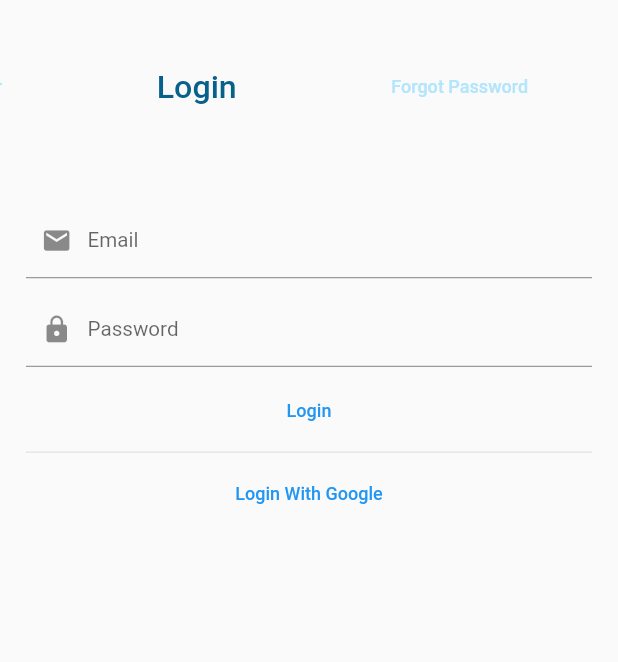
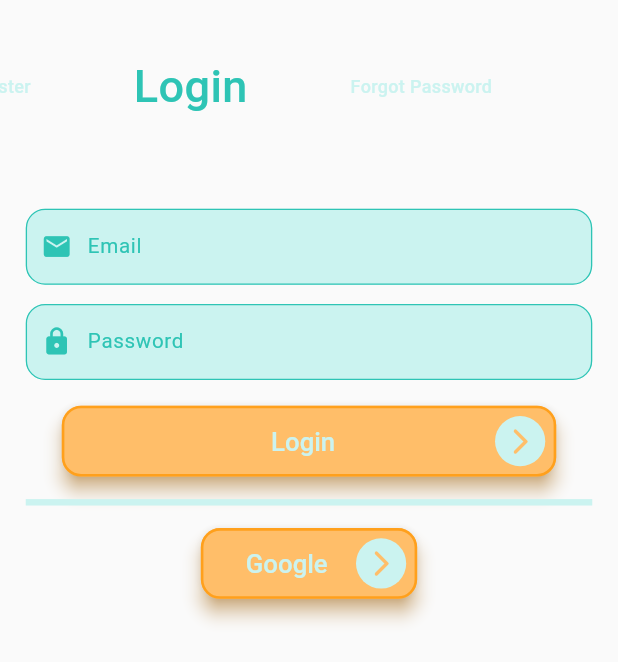
Before and after one commit to alper50/TimeAndNoteTracker, a Flutter app: the AuthenticationView screen opened by its route, tab 2 chosen, on a phone screen of 412 x 824 dp. Shown: the top 662 px of the screen. Run offline on Flutter 3.47's test engine with Material 2 defaults, Android fonts, the phone set to English and light mode, and no system bars; our stand-ins replace auto_route, bloc, concentric_transition, dartz, firebase_auth, firebase_core and 7 more; accounts and stored records are empty.

Commit message:
auth ui implemented

```diff
--- a/lib/presentation/auth/forgot_pass_view.dart
+++ b/lib/presentation/auth/forgot_pass_view.dart
@@ -2,6 +2,9 @@ import 'package:flutter/material.dart';
 import 'package:flutter_bloc/flutter_bloc.dart';
 import 'package:timenotetracker/application/auth/forgotPasswordBloc/forgot_password_bloc.dart';
 import 'package:timenotetracker/injection.dart';
+import 'package:timenotetracker/presentation/auth/widgets/my_auth_button.dart';
+import 'package:timenotetracker/presentation/auth/widgets/my_textformfield.dart';
+import 'package:timenotetracker/presentation/core/constants/padding_constants.dart';
 import 'package:timenotetracker/presentation/core/coreWidgets/my_snackbar.dart';
 
 class ForgotPasswordView extends StatelessWidget {
@@ -47,27 +50,30 @@ class ForgotPasswordView extends StatelessWidget {
         );
       }, builder: (context, state) {
         return Scaffold(
-          body: Form(
+          body: SingleChildScrollView(
+            padding: CustomPaddingAll.normal(),
+            child: Form(
               autovalidateMode: state.showErrorMessage
                   ? AutovalidateMode.always
                   : AutovalidateMode.disabled,
               child: Column(
                 children: [
-                TextFormField(
+                  const SizedBox(height: 5),
+                  MyTextFormField(
+                    labelText: 'Email',
                     focusNode: emailFocus,
-                  textInputAction: TextInputAction.next,
-                  decoration: const InputDecoration(
-                    prefixIcon: Icon(Icons.email),
-                    labelText: 'Email',
-                  ),
-                  autocorrect: false,
-                  onChanged: (value) => context.read<ForgotPasswordBloc>().add(
+                    onChanged: (value) =>
+                        context.read<ForgotPasswordBloc>().add(
                               ForgotPasswordEvent.emailChanged(
                                 value,
                               ),
                             ),
-                  validator: (_) =>
-                      context.read<ForgotPasswordBloc>().state.email.value.fold(
+                    validator: (_) => context
+                        .read<ForgotPasswordBloc>()
+                        .state
+                        .email
+                        .value
+                        .fold(
                           (f) => f.maybeMap(
                             invalidEmail: (_) => 'Invalid Email',
                             orElse: () => null,
@@ -76,16 +82,18 @@ class ForgotPasswordView extends StatelessWidget {
                         ),
                   ),
                   const SizedBox(height: 10),
-                TextButton(
-                  onPressed: () {
-                    emailFocus.unfocus();
+                  MyAuthButton(
+                    title: 'Send Reset Link',
+                    isSubmitting: state.isSubmitting,
+                    onpressed: () {
+                      if (emailFocus.hasPrimaryFocus) emailFocus.unfocus();
                       context
                           .read<ForgotPasswordBloc>()
                           .add(ForgotPasswordEvent.sendResetLink());
                     },
-                  child: Text('Send Reset Link'),
                   )
                 ],
+              ),
             ),
           ),
         );
--- a/lib/presentation/auth/login_view.dart
+++ b/lib/presentation/auth/login_view.dart
@@ -4,6 +4,9 @@ import 'package:flutter_bloc/flutter_bloc.dart';
 import 'package:timenotetracker/application/auth/authBloc/auth_bloc.dart';
 import 'package:timenotetracker/application/auth/registerAndLoginBloc/register_and_login_bloc.dart';
 import 'package:timenotetracker/presentation/auth/widgets/my_auth_button.dart';
+import 'package:timenotetracker/presentation/auth/widgets/my_textformfield.dart';
+import 'package:timenotetracker/presentation/core/constants/color_constants.dart';
+import 'package:timenotetracker/presentation/core/constants/padding_constants.dart';
 import 'package:timenotetracker/presentation/core/coreWidgets/my_snackbar.dart';
 
 class LoginView extends StatelessWidget {
@@ -42,19 +45,16 @@ class LoginView extends StatelessWidget {
       builder: (context, state) {
         return Scaffold(
           body: SingleChildScrollView(
+            padding: CustomPaddingAll.normal(),
             child: Form(
               autovalidateMode: state.showErrorMessage
                   ? AutovalidateMode.always
                   : AutovalidateMode.disabled,
               child: Column(
                 children: [
-                  TextFormField(
-                    textInputAction: TextInputAction.next,
-                    decoration: const InputDecoration(
-                      prefixIcon: Icon(Icons.email),
+                  const SizedBox(height: 5),
+                  MyTextFormField(
                     labelText: 'Email',
-                    ),
-                    autocorrect: false,
                     onChanged: (value) =>
                         context.read<RegisterAndLoginBloc>().add(
                               RegisterAndLoginEvent.emailChanged(
@@ -74,15 +74,10 @@ class LoginView extends StatelessWidget {
                           (_) => null,
                         ),
                   ),
-                  const SizedBox(height: 10),
-                  TextFormField(
+                  const SizedBox(height: 15),
+                  MyTextFormField(
+                      obscureText: true,
                       focusNode: passFocus,
-                    decoration: const InputDecoration(
-                      prefixIcon: Icon(Icons.lock),
-                      labelText: 'Password',
-                    ),
-                    autocorrect: false,
-                    obscureText: true,
                       onChanged: (value) => context
                           .read<RegisterAndLoginBloc>()
                           .add(RegisterAndLoginEvent.passwordChanged(value)),
@@ -98,24 +93,31 @@ class LoginView extends StatelessWidget {
                             ),
                             (_) => null,
                           ),
-                  ),
-                  const SizedBox(height: 10),
+                      labelText: 'Password'),
+                  const SizedBox(height: 20),
                   MyAuthButton(
-                    state: state,
+                    isSubmitting: state.isSubmittingLogin,
                     title: 'Login',
                     onpressed: () {
-                      passFocus.unfocus();
+                      if (passFocus.hasFocus) passFocus.unfocus();
                       context.read<RegisterAndLoginBloc>().add(
                           RegisterAndLoginEvent.loginWithEmailAndPassword());
                     },
                   ),
-                  Divider(),
-                  TextButton(
-                    onPressed: () {
-                      context.read<RegisterAndLoginBloc>()
+                  Divider(
+                      color: MyColors.lightPrimaryColor,
+                      thickness: 5,
+                      height: 40),
+                  MyAuthButton(
+                    width: MediaQuery.of(context).size.width * 0.35,
+                    title: 'Google',
+                    isSubmitting: state.isSubmittingGoogle,
+                    onpressed: () {
+                      if (passFocus.hasPrimaryFocus) passFocus.unfocus();
+                      context
+                          .read<RegisterAndLoginBloc>()
                           .add(RegisterAndLoginEvent.loginWithGoogle());
                     },
-                    child: Text('Login With Google'),
                   ),
                 ],
               ),
--- a/lib/presentation/auth/register_view.dart
+++ b/lib/presentation/auth/register_view.dart
@@ -4,6 +4,8 @@ import 'package:flutter_bloc/flutter_bloc.dart';
 import 'package:timenotetracker/application/auth/authBloc/auth_bloc.dart';
 import 'package:timenotetracker/application/auth/registerAndLoginBloc/register_and_login_bloc.dart';
 import 'package:timenotetracker/presentation/auth/widgets/my_auth_button.dart';
+import 'package:timenotetracker/presentation/auth/widgets/my_textformfield.dart';
+import 'package:timenotetracker/presentation/core/constants/padding_constants.dart';
 import 'package:timenotetracker/presentation/core/coreWidgets/my_snackbar.dart';
 
 class RegisterView extends StatelessWidget {
@@ -38,22 +40,19 @@ class RegisterView extends StatelessWidget {
           ),
         );
       },
-     builder: (context, state) {
+      builder: (context, state) {
         return Scaffold(
           body: SingleChildScrollView(
+            padding: CustomPaddingAll.normal(),
             child: Form(
               autovalidateMode: state.showErrorMessage
                   ? AutovalidateMode.always
                   : AutovalidateMode.disabled,
               child: Column(
                 children: [
-                  TextFormField(
-                    textInputAction: TextInputAction.next,
-                    decoration: const InputDecoration(
-                      prefixIcon: Icon(Icons.email),
-                      labelText: 'Email',
-                    ),
-                    autocorrect: false,
+                  const SizedBox(height: 5),
+                  MyTextFormField(
+                    labelText: 'Email',
                     onChanged: (value) =>
                         context.read<RegisterAndLoginBloc>().add(
                               RegisterAndLoginEvent.emailChanged(
@@ -73,14 +72,10 @@ class RegisterView extends StatelessWidget {
                           (_) => null,
                         ),
                   ),
-                  const SizedBox(height: 10),
-                  TextFormField(
+                  const SizedBox(height: 15),
+                  MyTextFormField(
+                    labelText: 'Password',
                     focusNode: passFocus,
-                    decoration: const InputDecoration(
-                      prefixIcon: Icon(Icons.lock),
-                      labelText: 'Password',
-                    ),
-                    autocorrect: false,
                     obscureText: true,
                     onChanged: (value) => context
                         .read<RegisterAndLoginBloc>()
@@ -98,12 +93,12 @@ class RegisterView extends StatelessWidget {
                           (_) => null,
                         ),
                   ),
-                  const SizedBox(height: 10),
+                  const SizedBox(height: 20),
                   MyAuthButton(
-                    state: state,
+                    isSubmitting: state.isSubmittingRegister,
                     title: 'Register',
                     onpressed: () {
-                      passFocus.unfocus();
+                      if(passFocus.hasPrimaryFocus)passFocus.unfocus();
                       context.read<RegisterAndLoginBloc>().add(
                           RegisterAndLoginEvent.registerWithEmailAndPassword());
                     },
--- a/lib/presentation/auth/widgets/my_auth_button.dart
+++ b/lib/presentation/auth/widgets/my_auth_button.dart
@@ -1,27 +1,55 @@
 import 'package:flutter/material.dart';
-import 'package:timenotetracker/application/auth/registerAndLoginBloc/register_and_login_bloc.dart';
+import 'package:timenotetracker/presentation/auth/widgets/my_text_button.dart';
+import 'package:timenotetracker/presentation/core/constants/color_constants.dart';
+import 'package:timenotetracker/presentation/core/constants/text_styles_constants.dart';
+import 'package:timenotetracker/presentation/core/coreWidgets/my_circular_progress.dart';
 
 class MyAuthButton extends StatelessWidget {
-  final RegisterAndLoginState state;
+  final bool isSubmitting;
   final String title;
   final VoidCallback onpressed;
+  final double? width;
   const MyAuthButton({
     Key? key,
-    required this.state,
+    required this.isSubmitting,
     required this.title,
     required this.onpressed,
+    this.width,
   }) : super(key: key);
 
   @override
   Widget build(BuildContext context) {
-    return state.isSubmittingLogin
-        ? TextButton(
-            child: CircularProgressIndicator(),
-            onPressed: null,
-          )
-        : TextButton(
-            child: Text(title),
-            onPressed: onpressed,
-          );
+    double widthSize = MediaQuery.of(context).size.width;
+    return SizedBox(
+      width: width ?? widthSize * 0.8,
+      height: 55,
+      child: isSubmitting
+          ? Center(child: MyCircularProgressIndicator())
+          : MyTextButton(
+              onPressed: onpressed,
+              child: Row(
+                children: [
+                  Spacer(flex: 5),
+                  Center(
+                    child: Text(
+                      title,
+                      style: MyTextStyles.headline3.copyWith(
+                        color: MyColors.lightPrimaryColor,
+                      ),
+                    ),
+                  ),
+                  Spacer(flex: 4),
+                  CircleAvatar(
+                    radius: 20,
+                    backgroundColor: MyColors.lightPrimaryColor,
+                    child: Icon(
+                      Icons.arrow_forward_ios_rounded,
+                      color: MyColors.lightSecondaryColor,
+                    ),
+                  ),
+                ],
+              ),
+            ),
+    );
   }
 }
--- a/lib/presentation/auth/widgets/my_tabbars.dart
+++ b/lib/presentation/auth/widgets/my_tabbars.dart
@@ -1,6 +1,7 @@
   import 'package:flutter/material.dart';
 import 'package:timenotetracker/presentation/core/constants/color_constants.dart';
 import 'package:timenotetracker/presentation/core/constants/padding_constants.dart';
+import 'package:timenotetracker/presentation/core/constants/text_styles_constants.dart';
 
 Expanded buildTabbar() {
     return Expanded(
@@ -9,12 +10,12 @@ Expanded buildTabbar() {
         enableFeedback: false,
         padding: CustomPaddingAll.normal(),
         unselectedLabelStyle: TextStyle(color: MyColors.lightSecondaryColor),
-        labelPadding: EdgeInsets.only(right: 120),
+        labelPadding: EdgeInsets.only(right: 80),
         indicatorColor: Colors.transparent,
-        labelColor: Color.fromARGB(255, 7, 97, 139),
-        unselectedLabelColor: Colors.lightBlue[100],
+        labelColor: MyColors.primaryColor,
+        unselectedLabelColor: MyColors.lightPrimaryColor,
         isScrollable: true,
-        labelStyle: TextStyle(fontSize: 25),
+        labelStyle: MyTextStyles.headline1,
         tabs: [
           Tab(text: 'Register'),
           Tab(text: 'Login'),
@@ -27,11 +28,8 @@ Expanded buildTabbar() {
   Expanded buildTabbarView({required List<Widget> tabbarViews}) {
     return Expanded(
       flex: 6,
-      child: Padding(
-        padding: CustomPaddingAll.normal(),
-        child: TabBarView(
-          children: tabbarViews,
-        ),
+      child: TabBarView(
+        children: tabbarViews,
       ),
     );
   }
--- /dev/null
+++ b/lib/presentation/auth/widgets/my_text_button.dart
@@ -0,0 +1,22 @@
+import 'package:flutter/material.dart';
+import 'package:timenotetracker/presentation/core/constants/color_constants.dart';
+
+class MyTextButton extends TextButton {
+  MyTextButton({required VoidCallback? onPressed, required Widget child})
+      : super(
+          onPressed: onPressed,
+          child: child,
+          style: TextButton.styleFrom(
+            elevation: 5,
+            shadowColor: MyColors.secondaryColor,
+            shape: RoundedRectangleBorder(
+              borderRadius: BorderRadius.circular(15),
+              side: BorderSide(
+                color: MyColors.secondaryColor,
+                width: 2,
+              ),
+            ),
+            backgroundColor: MyColors.lightSecondaryColor,
+          ),
+        );
+}
--- a/lib/presentation/auth/widgets/my_textformfield.dart
+++ b/lib/presentation/auth/widgets/my_textformfield.dart
@@ -1,21 +1,58 @@
-// import 'package:flutter/material.dart';
+import 'package:flutter/material.dart';
+import 'package:timenotetracker/presentation/core/constants/color_constants.dart';
+import 'package:timenotetracker/presentation/core/constants/text_styles_constants.dart';
 
-// class MyTextFormField extends StatelessWidget {
-//   final String? Function(String?)? validatorr;
-//   final void Function(String)? onchanged;
-//   final String title;
-//   MyTextFormField({required this.title, required this.onchanged, required this.validatorr});
-
-//   @override
-//   Widget build(BuildContext context) {
-//     return TextFormField(
-//       decoration: const InputDecoration(
-//               prefixIcon: Icon(Icons.email),
-//               labelText: title,
-//             ),
-//             autocorrect: false,
-//             onChanged: onchanged,
-//             validator: validatorr,
-//     );
-//   }
-// }
+class MyTextFormField extends TextFormField {
+  MyTextFormField({
+    required void Function(String)? onChanged,
+    required String? Function(String?)? validator,
+    required String? labelText,
+    bool? obscureText=false,
+    FocusNode? focusNode,
+  }) : super(
+          textInputAction: TextInputAction.next,
+          onChanged: onChanged,
+          validator: validator,
+          obscureText: obscureText!,
+          focusNode: focusNode,
+          autocorrect: false,
+          decoration: InputDecoration(
+            labelStyle:
+                MyTextStyles.bodyLarge.copyWith(color: MyColors.primaryColor),
+            focusedBorder: OutlineInputBorder(
+              borderRadius: BorderRadius.circular(15),
+              borderSide: BorderSide(
+                color: MyColors.primaryColor,
+                width: 2,
+              ),
+            ),
+            enabledBorder: OutlineInputBorder(
+              borderRadius: BorderRadius.circular(15),
+              borderSide: BorderSide(
+                color: MyColors.primaryColor,
+                width: 1,
+              ),
+            ),
+            filled: true,
+            fillColor: MyColors.lightPrimaryColor,
+            errorBorder: OutlineInputBorder(
+              borderRadius: BorderRadius.circular(15),
+              borderSide: BorderSide(
+                color: MyColors.errorColor,
+                width: 2,
+              ),
+            ),
+            prefixIcon: obscureText
+                ? Icon(Icons.lock, color: MyColors.primaryColor)
+                : Icon(Icons.email, color: MyColors.primaryColor),
+            labelText: labelText,
+            border: OutlineInputBorder(
+              borderRadius: BorderRadius.circular(15),
+              borderSide: BorderSide(
+                color: MyColors.lightPrimaryColor,
+                width: 2,
+              ),
+            ),
+          ),
+        );
+}
--- /dev/null
+++ b/lib/presentation/core/constants/text_styles_constants.dart
@@ -0,0 +1,54 @@
+import 'package:flutter/painting.dart';
+
+class MyTextStyles {
+  MyTextStyles._();
+  static TextStyle headline1 = TextStyle(
+    fontSize: 35,
+    letterSpacing: 0.25,
+  );
+  static TextStyle headline1Bold = TextStyle(
+    fontSize: 35,
+    letterSpacing: 0.25,
+    fontWeight: FontWeight.bold,
+  );
+  static TextStyle headline2 = TextStyle(
+    fontSize: 24,
+  );
+  static TextStyle headline2Bold = TextStyle(
+    fontSize: 24,
+    fontWeight: FontWeight.bold,
+  );
+  static TextStyle headline3 = TextStyle(
+    fontSize: 20,
+  );
+  static TextStyle headline3Bold = TextStyle(
+    fontSize: 20,
+    fontWeight: FontWeight.bold,
+  );
+  static TextStyle bodyLarge = TextStyle(
+    fontSize: 16,
+    letterSpacing: 0.5,
+  );
+  static TextStyle bodyLargeBold = TextStyle(
+    fontSize: 16,
+    letterSpacing: 0.5,
+    fontWeight: FontWeight.bold,
+  );
+  static TextStyle bodySmall = TextStyle(
+    fontSize: 14,
+    letterSpacing: 0.15,
+  );
+  static TextStyle bodySmallBold = TextStyle(
+    fontSize: 14,
+    letterSpacing: 0.25,
+    fontWeight: FontWeight.bold,
+  );
+  static TextStyle caption = TextStyle(
+    fontSize: 12,
+    letterSpacing: 0.4,
+  );
+  static TextStyle button = TextStyle(
+    fontSize: 14,
+    letterSpacing: 1.25,
+  );
+}
--- /dev/null
+++ b/lib/presentation/core/coreWidgets/my_circular_progress.dart
@@ -0,0 +1,6 @@
+import 'package:flutter/material.dart';
+import 'package:timenotetracker/presentation/core/constants/color_constants.dart';
+
+class MyCircularProgressIndicator extends CircularProgressIndicator{
+  MyCircularProgressIndicator():super(color: MyColors.lightPrimaryColor);
+}
```
Lines whose indentation alone changed are shown as unchanged.
